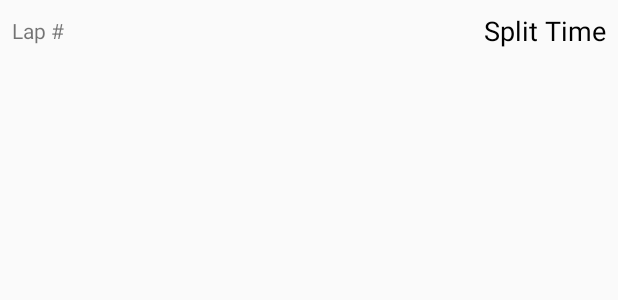
After one commit to cooperbaird/pace-calculator-android, an Android app: the layout split_item.xml on its own in the app's theme, with its tools: preview values and no code run, on a phone screen of 412 x 824 dp. The commit adds this screen. Shown: the top 300 px of the screen. Run offline under Robolectric (Android 15) with nearby library versions, the phone set to English and light mode, and no system bars.

Commit message:
Implemented most RecyclerView components

```diff
--- a/app/src/main/java/com/cooperbaird/pacecalculator/Time.java
+++ b/app/src/main/java/com/cooperbaird/pacecalculator/Time.java
@@ -27,6 +27,6 @@ public class Time extends AbstractTime {
 
 	@Override
 	public double getAbstractTimeInSeconds() {
-		return hours*3600 + getMinutes()*60 + getSeconds();
+		return getHours()*3600 + getMinutes()*60 + getSeconds();
 	}
 }
--- /dev/null
+++ b/app/src/main/res/layout/split_item.xml
@@ -0,0 +1,36 @@
+<?xml version="1.0" encoding="utf-8"?>
+<android.support.constraint.ConstraintLayout xmlns:android="http://schemas.android.com/apk/res/android"
+    xmlns:app="http://schemas.android.com/apk/res-auto"
+    xmlns:tools="http://schemas.android.com/tools"
+    android:id="@+id/constraintLayout"
+    android:layout_width="match_parent"
+    android:layout_height="wrap_content">
+
+
+    <TextView
+        android:id="@+id/split_lap"
+        android:layout_width="wrap_content"
+        android:layout_height="wrap_content"
+        android:layout_marginBottom="8dp"
+        android:layout_marginStart="8dp"
+        android:layout_marginTop="8dp"
+        android:text="Lap #"
+        app:layout_constraintBottom_toBottomOf="parent"
+        app:layout_constraintStart_toStartOf="parent"
+        app:layout_constraintTop_toTopOf="parent"/>
+
+    <TextView
+        android:id="@+id/split_time"
+        android:layout_width="wrap_content"
+        android:layout_height="wrap_content"
+        android:layout_marginBottom="8dp"
+        android:layout_marginEnd="8dp"
+        android:layout_marginTop="8dp"
+        android:text="Split Time"
+        android:textColor="@android:color/black"
+        android:textSize="18sp"
+        app:layout_constraintBottom_toBottomOf="parent"
+        app:layout_constraintEnd_toEndOf="parent"
+        app:layout_constraintTop_toTopOf="parent" />
+
+</android.support.constraint.ConstraintLayout>
```
Also changed, not shown: app/src/main/java/com/cooperbaird/pacecalculator/MainActivity.java (+104 -9 lines), app/src/main/java/com/cooperbaird/pacecalculator/Split.java (+8 -1 lines).
